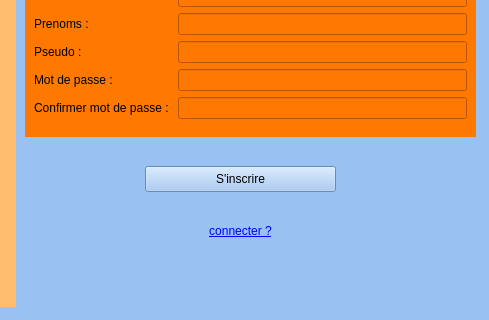
Valyfaliana/suiviPersoConsoElec, file app/ui/auth/signUp.ui: the form before one commit; both pictures show x 215 to 704 and y 174 to 494 of the 704 by 494 pixel window.
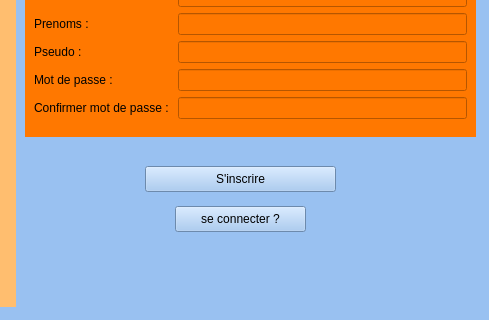
The form after the commit.

Diff of the .ui file:
```diff
--- a/app/ui/auth/signUp.ui
+++ b/app/ui/auth/signUp.ui
@@ -122,23 +122,17 @@
     <string>S'inscrire</string>
    </property>
   </widget>
-  <widget class="QLabel" name="linkConnection">
+  <widget class="QPushButton" name="btnConnecter">
    <property name="geometry">
     <rect>
-     <x>360</x>
+     <x>390</x>
      <y>380</y>
-     <width>191</width>
-     <height>51</height>
+     <width>131</width>
+     <height>26</height>
     </rect>
    </property>
    <property name="text">
-    <string>&lt;html&gt;&lt;head/&gt;&lt;body&gt;&lt;a href=&quot;connecter&quot;&gt;connecter ?&lt;/a&gt;&lt;/body&gt;&lt;/html&gt;</string>
-   </property>
-   <property name="alignment">
-    <set>Qt::AlignmentFlag::AlignCenter</set>
-   </property>
-   <property name="openExternalLinks">
-    <bool>true</bool>
+    <string>se connecter ?</string>
    </property>
   </widget>
  </widget>
```
